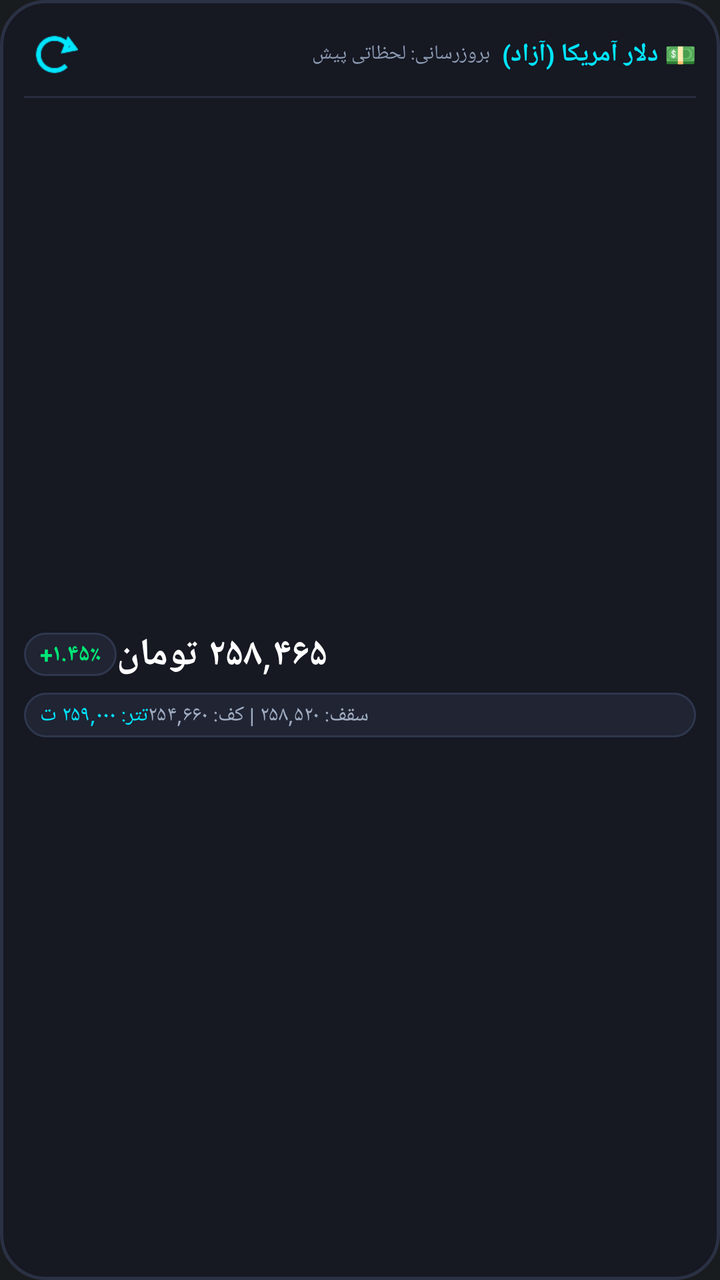
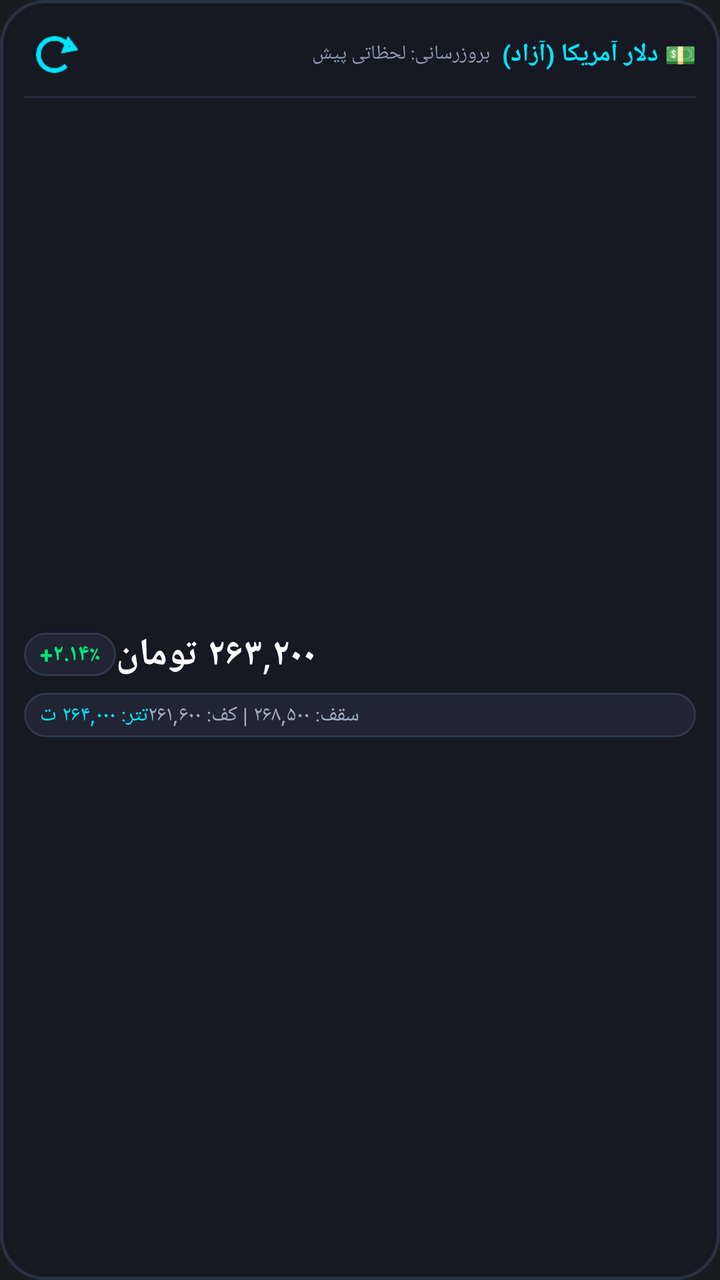

Compare the two renders of this Android layout. The source of the first and the diff that turns it into the second are given below.
<!-- AndroidManifest.xml: application theme Theme.MyApplication -->
<!-- res/layout/widget_dollar_card.xml -->
<?xml version="1.0" encoding="utf-8"?>
<LinearLayout xmlns:android="http://schemas.android.com/apk/res/android"
    android:id="@+id/dollar_widget_root"
    android:layout_width="match_parent"
    android:layout_height="match_parent"
    android:background="@drawable/widget_bg"
    android:orientation="vertical"
    android:padding="12dp">

    
    <LinearLayout
        android:layout_width="match_parent"
        android:layout_height="wrap_content"
        android:gravity="center_vertical"
        android:orientation="horizontal">

        
        <ImageView
            android:id="@+id/dollar_widget_btn_refresh"
            android:layout_width="30dp"
            android:layout_height="30dp"
            android:padding="3dp"
            android:background="@android:color/transparent"
            android:contentDescription="بروزرسانی نرخ دلار"
            android:src="@drawable/ic_widget_refresh" />

        
        <TextView
            android:id="@+id/dollar_widget_last_updated"
            android:layout_width="0dp"
            android:layout_height="wrap_content"
            android:layout_weight="1"
            android:paddingLeft="6dp"
            android:paddingRight="6dp"
            android:paddingStart="6dp"
            android:paddingEnd="6dp"
            android:text="بروزرسانی: لحظاتی پیش"
            android:textColor="#8C9BB4"
            android:textSize="10sp" />

        
        <TextView
            android:layout_width="wrap_content"
            android:layout_height="wrap_content"
            android:text="💵 دلار آمریکا (آزاد)"
            android:textColor="#00E5FF"
            android:textSize="12.5sp"
            android:textStyle="bold" />
    </LinearLayout>

    
    <ImageView
        android:layout_width="match_parent"
        android:layout_height="1dp"
        android:layout_marginTop="6dp"
        android:layout_marginBottom="6dp"
        android:background="#262D3E"
        android:src="@android:color/transparent" />

    
    <LinearLayout
        android:layout_width="match_parent"
        android:layout_height="0dp"
        android:layout_weight="1"
        android:gravity="center_vertical"
        android:orientation="vertical">

        <LinearLayout
            android:layout_width="match_parent"
            android:layout_height="wrap_content"
            android:gravity="center_vertical"
            android:orientation="horizontal">

            
            <TextView
                android:id="@+id/dollar_widget_change"
                android:layout_width="wrap_content"
                android:layout_height="wrap_content"
                android:background="@drawable/widget_item_bg"
                android:paddingLeft="8dp"
                android:paddingRight="8dp"
                android:paddingTop="3dp"
                android:paddingBottom="3dp"
                android:text="+۱.۴۵٪"
                android:textColor="#00E676"
                android:textSize="11.5sp"
                android:textStyle="bold" />

            
            <TextView
                android:id="@+id/dollar_widget_price"
                android:layout_width="0dp"
                android:layout_height="wrap_content"
                android:layout_weight="1"
                android:gravity="right|end"
                android:text="۲۵۸,۴۶۵ تومان"
                android:textColor="#FFFFFF"
                android:textSize="19sp"
                android:textStyle="bold" />
        </LinearLayout>

        
        <LinearLayout
            android:layout_width="match_parent"
            android:layout_height="wrap_content"
            android:layout_marginTop="6dp"
            android:background="@drawable/widget_item_bg"
            android:gravity="center_vertical"
            android:orientation="horizontal"
            android:paddingLeft="8dp"
            android:paddingRight="8dp"
            android:paddingTop="4dp"
            android:paddingBottom="4dp">

            <TextView
                android:id="@+id/dollar_widget_usdt"
                android:layout_width="wrap_content"
                android:layout_height="wrap_content"
                android:text="تتر: ۲۵۹,۰۰۰ ت"
                android:textColor="#00E5FF"
                android:textSize="10.5sp" />

            <TextView
                android:id="@+id/dollar_widget_range"
                android:layout_width="0dp"
                android:layout_height="wrap_content"
                android:layout_weight="1"
                android:gravity="right|end"
                android:text="سقف: ۲۵۸,۵۲۰ | کف: ۲۵۴,۶۶۰"
                android:textColor="#A0ADC2"
                android:textSize="10.5sp" />
        </LinearLayout>
    </LinearLayout>

</LinearLayout>
<!-- resources referenced by this layout -->
<resources>
  <!-- drawable ic_widget_refresh: png bitmap (drawable, 903 bytes) -->
  <!-- drawable widget_bg (drawable) -->
  <?xml version="1.0" encoding="utf-8"?>
  <shape xmlns:android="http://schemas.android.com/apk/res/android"
      android:shape="rectangle">
      <solid android:color="#161822" />
      <stroke
          android:width="1.5dp"
          android:color="#2A3144" />
      <corners android:radius="22dp" />
  </shape>
  <!-- drawable widget_item_bg (drawable) -->
  <?xml version="1.0" encoding="utf-8"?>
  <shape xmlns:android="http://schemas.android.com/apk/res/android"
      android:shape="rectangle">
      <solid android:color="#202433" />
      <stroke
          android:width="1dp"
          android:color="#2E374D" />
      <corners android:radius="12dp" />
  </shape>
  <style name="Theme.MyApplication" parent="android:Theme.DeviceDefault.NoActionBar" />
</resources>

<!-- the commit's change to res/layout/widget_dollar_card.xml (unified diff, before → after) -->
@@ -81,7 +81,7 @@
                 android:paddingRight="8dp"
                 android:paddingTop="3dp"
                 android:paddingBottom="3dp"
-                android:text="+۱.۴۵٪"
+                android:text="+۲.۱۴٪"
                 android:textColor="#00E676"
                 android:textSize="11.5sp"
                 android:textStyle="bold" />
@@ -93,7 +93,7 @@
                 android:layout_height="wrap_content"
                 android:layout_weight="1"
                 android:gravity="right|end"
-                android:text="۲۵۸,۴۶۵ تومان"
+                android:text="۲۶۳,۲۰۰ تومان"
                 android:textColor="#FFFFFF"
                 android:textSize="19sp"
                 android:textStyle="bold" />
@@ -116,7 +116,7 @@
                 android:id="@+id/dollar_widget_usdt"
                 android:layout_width="wrap_content"
                 android:layout_height="wrap_content"
-                android:text="تتر: ۲۵۹,۰۰۰ ت"
+                android:text="تتر: ۲۶۴,۰۰۰ ت"
                 android:textColor="#00E5FF"
                 android:textSize="10.5sp" />
 
@@ -126,7 +126,7 @@
                 android:layout_height="wrap_content"
                 android:layout_weight="1"
                 android:gravity="right|end"
-                android:text="سقف: ۲۵۸,۵۲۰ | کف: ۲۵۴,۶۶۰"
+                android:text="سقف: ۲۶۸,۵۰۰ | کف: ۲۶۱,۶۰۰"
                 android:textColor="#A0ADC2"
                 android:textSize="10.5sp" />
         </LinearLayout>
